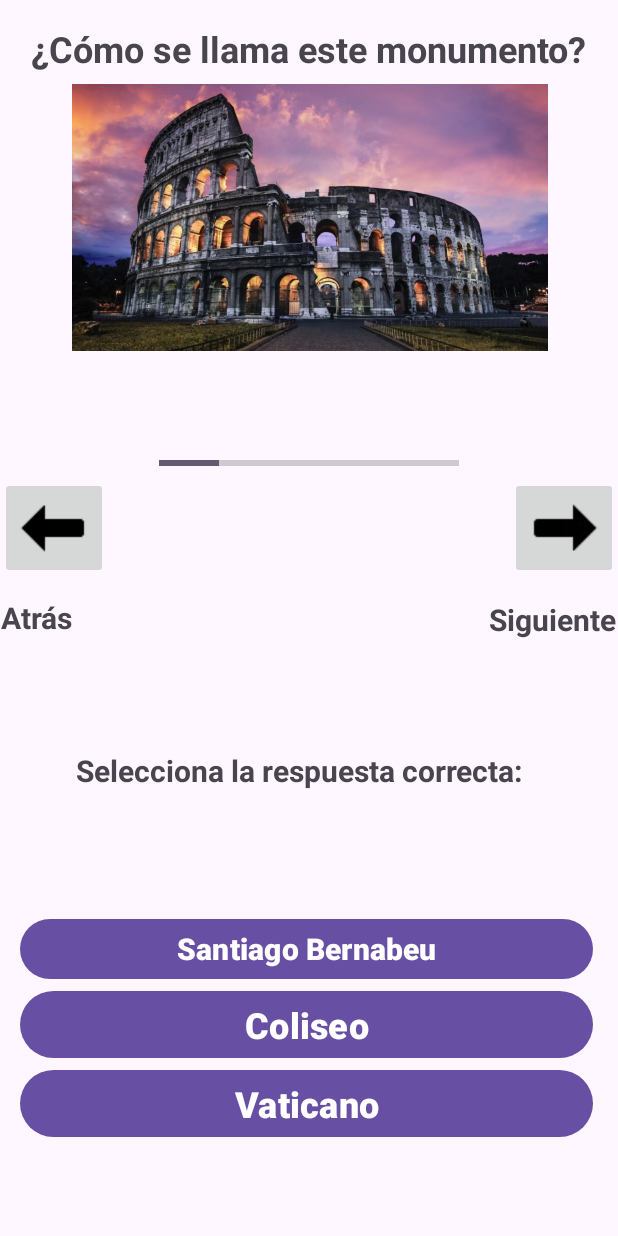
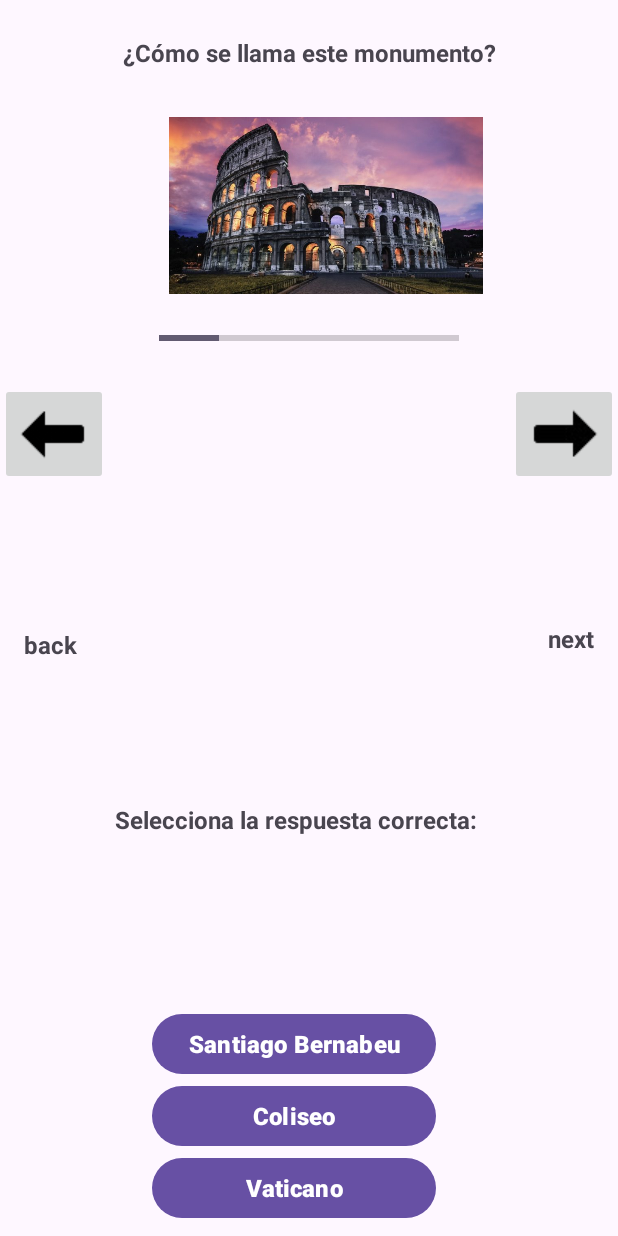
Before and after one commit to marcossanchezag/I_EjercicicioEv2_test, an Android app: the Preguntas1 screen opened directly, with no data from a screen before it, on a phone screen of 412 x 824 dp. Run offline under Robolectric (Android 15) with nearby library versions, the phone set to English and light mode, and no system bars.

Commit message:
20nov
layout correcto 20nov

```diff
--- a/app/src/main/java/com/example/ejercicio9as/obtener.java
+++ b/app/src/main/java/com/example/ejercicio9as/obtener.java
@@ -98,7 +98,7 @@ public class obtener {
             textView.setText(mensajeAprobado + notaFinal * 2);
             resultadoImagen.setImageResource(R.drawable.enhorabuena); // Imagen de excelencia
 
-        } else if (notaFinal >= 4 && notaFinal>=3) {
+        } else if (notaFinal <= 4 && notaFinal>=3) {
             textView.setText(mensajeAprobado2 + notaFinal * 2);
             resultadoImagen.setImageResource(R.drawable.enhorabuena); // Imagen de excelencia
 
@@ -107,6 +107,8 @@ public class obtener {
             resultadoImagen.setImageResource(R.drawable.lo_sentimos); // Imagen de excelencia
 
         }
+        obtener.respuestas.clear(); // Vacia la lista de respuestas
+
     }
 
     public static int NotaFinal() {
--- a/app/src/main/res/layout/activity_preguntas1.xml
+++ b/app/src/main/res/layout/activity_preguntas1.xml
@@ -8,13 +8,14 @@
 
     <ImageView
         android:id="@+id/imageView2"
-        android:layout_width="317dp"
-        android:layout_height="290dp"
+        android:layout_width="337dp"
+        android:layout_height="118dp"
+        android:layout_marginTop="32dp"
         app:layout_constraintEnd_toEndOf="parent"
-        app:layout_constraintHorizontal_bias="0.51"
+        app:layout_constraintHorizontal_bias="0.656"
         app:layout_constraintStart_toStartOf="parent"
-        app:srcCompat="@drawable/la_obsesion_con_el_imperio_romano_ha_estado_de_moda_por_siglos_incluso_antes_de_su_caida_770x433"
-        tools:layout_editor_absoluteY="56dp" />
+        app:layout_constraintTop_toBottomOf="@+id/textView2"
+        app:srcCompat="@drawable/la_obsesion_con_el_imperio_romano_ha_estado_de_moda_por_siglos_incluso_antes_de_su_caida_770x433" />
 
     <TextView
         android:id="@+id/textView2"
@@ -22,25 +23,23 @@
         android:layout_height="wrap_content"
         android:layout_marginTop="24dp"
         android:text="@string/pregunta1"
-        android:textSize="24sp"
+        android:textAlignment="center"
+        android:textSize="16sp"
         android:textStyle="bold"
-        app:layout_constraintBottom_toTopOf="@+id/imageView2"
         app:layout_constraintEnd_toEndOf="parent"
         app:layout_constraintStart_toStartOf="parent"
-        app:layout_constraintTop_toTopOf="parent"
-        app:layout_constraintVertical_bias="0.139" />
+        app:layout_constraintTop_toTopOf="parent" />
 
     <LinearLayout
         android:id="@+id/linearLayout"
-        android:layout_width="382dp"
-        android:layout_height="169dp"
+        android:layout_width="wrap_content"
+        android:layout_height="wrap_content"
+        android:layout_marginBottom="8dp"
         android:orientation="vertical"
         app:layout_constraintBottom_toBottomOf="parent"
         app:layout_constraintEnd_toEndOf="parent"
         app:layout_constraintHorizontal_bias="0.454"
-        app:layout_constraintStart_toStartOf="parent"
-        app:layout_constraintTop_toBottomOf="@+id/linearLayout2"
-        app:layout_constraintVertical_bias="0.828">
+        app:layout_constraintStart_toStartOf="parent">
 
         <Button
             android:id="@+id/boton1r"
@@ -48,7 +47,7 @@
             android:layout_height="wrap_content"
             android:text="@string/respuesta1"
             android:textAlignment="center"
-            android:textSize="20sp"
+            android:textSize="16sp"
             android:textStyle="bold" />
 
         <Button
@@ -57,7 +56,7 @@
             android:layout_height="wrap_content"
             android:text="@string/respuesta2"
             android:textAlignment="center"
-            android:textSize="24sp"
+            android:textSize="16sp"
             android:textStyle="bold" />
 
         <Button
@@ -66,7 +65,7 @@
             android:layout_height="wrap_content"
             android:text="@string/respuesta3"
             android:textAlignment="center"
-            android:textSize="24sp"
+            android:textSize="16sp"
             android:textStyle="bold" />
 
     </LinearLayout>
@@ -75,12 +74,12 @@
         android:id="@+id/linearLayout2"
         android:layout_width="0dp"
         android:layout_height="wrap_content"
-        android:layout_marginTop="28dp"
+        android:layout_marginTop="16dp"
         android:orientation="horizontal"
         app:layout_constraintEnd_toEndOf="parent"
         app:layout_constraintHorizontal_bias="0.0"
         app:layout_constraintStart_toStartOf="parent"
-        app:layout_constraintTop_toBottomOf="@+id/imageView2">
+        app:layout_constraintTop_toBottomOf="@+id/progressBar">
 
         <ImageButton
             android:id="@+id/atras51"
@@ -106,23 +105,26 @@
         android:id="@+id/textView8"
         android:layout_width="wrap_content"
         android:layout_height="wrap_content"
-        android:layout_marginTop="12dp"
+        android:layout_marginStart="16dp"
         android:text="@string/atras"
         android:textAlignment="center"
-        android:textSize="20sp"
+        android:textSize="16sp"
         android:textStyle="bold"
+        app:layout_constraintBottom_toTopOf="@+id/animo1"
         app:layout_constraintStart_toStartOf="parent"
         app:layout_constraintTop_toBottomOf="@+id/linearLayout2" />
 
     <TextView
         android:id="@+id/textView7"
-        android:layout_width="87dp"
-        android:layout_height="28dp"
-        android:layout_marginTop="13dp"
+        android:layout_width="wrap_content"
+        android:layout_height="wrap_content"
+        android:layout_marginEnd="16dp"
+        android:layout_marginBottom="8dp"
         android:text="@string/siguiente"
         android:textAlignment="center"
-        android:textSize="20sp"
+        android:textSize="16sp"
         android:textStyle="bold"
+        app:layout_constraintBottom_toTopOf="@+id/animo1"
         app:layout_constraintEnd_toEndOf="parent"
         app:layout_constraintTop_toBottomOf="@+id/linearLayout2" />
 
@@ -130,9 +132,10 @@
         android:id="@+id/animo1"
         android:layout_width="wrap_content"
         android:layout_height="wrap_content"
+        android:layout_marginTop="50dp"
         android:text="@string/responde"
         android:textAlignment="center"
-        android:textSize="20sp"
+        android:textSize="16sp"
         android:textStyle="bold"
         app:layout_constraintBottom_toTopOf="@+id/linearLayout"
         app:layout_constraintEnd_toEndOf="parent"
@@ -146,9 +149,7 @@
         style="?android:attr/progressBarStyleHorizontal"
         android:layout_width="200dp"
         android:layout_height="27dp"
-        android:layout_marginTop="11dp"
-        android:layout_marginBottom="1dp"
-        app:layout_constraintBottom_toTopOf="@+id/linearLayout2"
+        android:layout_marginTop="16dp"
         app:layout_constraintEnd_toEndOf="parent"
         app:layout_constraintStart_toStartOf="parent"
         app:layout_constraintTop_toBottomOf="@+id/imageView2" />
--- a/app/src/main/res/values/strings.xml
+++ b/app/src/main/res/values/strings.xml
@@ -23,8 +23,8 @@
     <string name="respuesta51">Griego</string>
     <string name="respuesta52">Latín</string>
     <string name="respuesta53">Egipcio</string>
-    <string name="atras">Atrás</string>
-    <string name="siguiente">Siguiente</string>
+    <string name="atras">back</string>
+    <string name="siguiente">next</string>
     <string name="animo1">Bien hecho %1$s! , sigue así.</string>
     <string name="animo2">Deberías estudiar más %1$s!.</string>
     <string name="responde">Selecciona la respuesta correcta:</string>
@@ -35,6 +35,8 @@
     <string name="puntuacion1">1-%1$s!</string>
     <string name="puntuacion2">2-%1$s!</string>
     <string name="puntuacion3">3-%1$s!:</string>
+    <string name="volver">volver a inicio</string>
+
 
 
 
```
Also changed, not shown: app/src/main/java/com/example/ejercicio9as/DatabaseHelper.java (+10 -12 lines), app/src/main/java/com/example/ejercicio9as/pantallaFinal2.java (+15 -14 lines), app/src/main/res/layout/activity_main.xml (+10 -8 lines), app/src/main/res/layout/activity_pantalla_final2.xml (+16 -24 lines), app/src/main/res/layout/activity_preguntas21.xml (+33 -26 lines), app/src/main/res/layout/activity_preguntas3.xml (+25 -20 lines), app/src/main/res/layout/activity_preguntas4.xml (+31 -22 lines), app/src/main/res/layout/activity_preguntas5.xml (+31 -21 lines).
